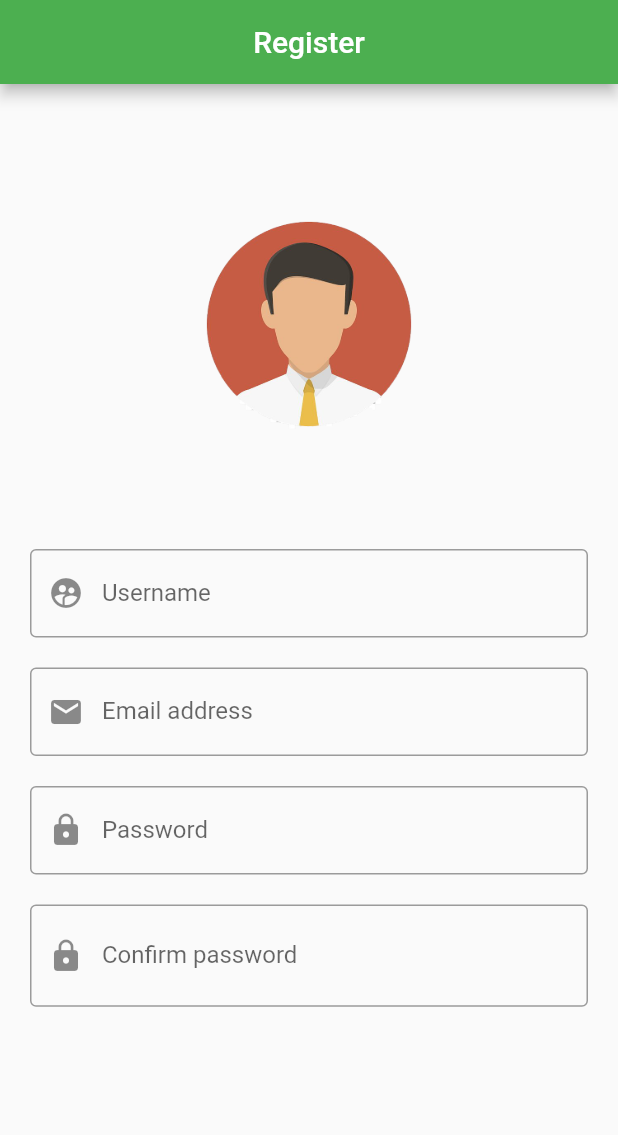
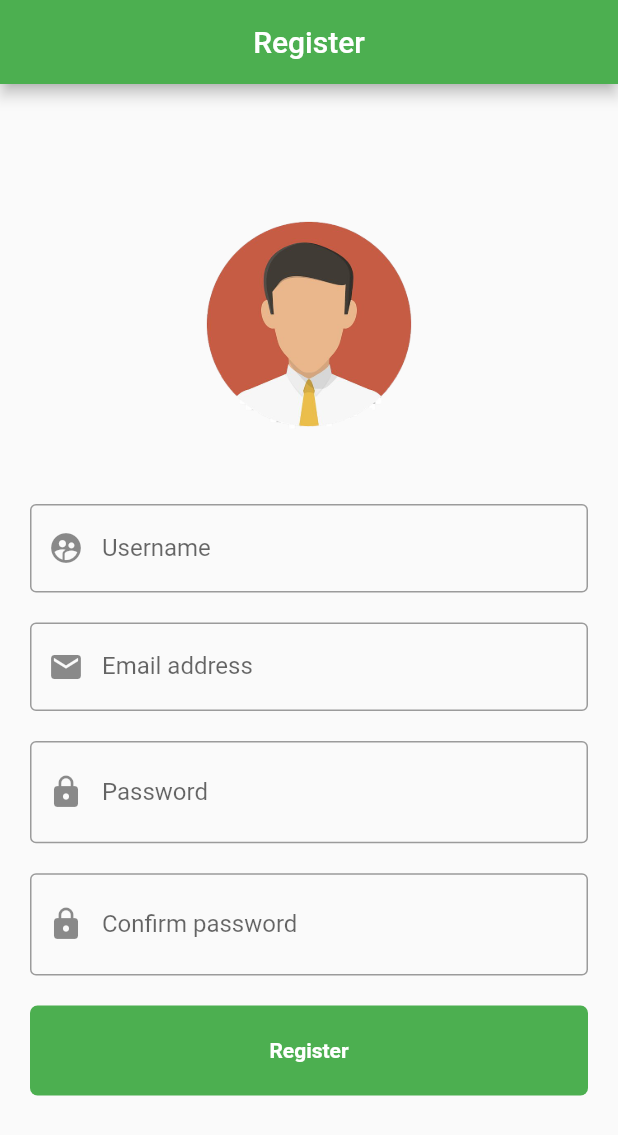
Before and after one commit to Manenomyk/E-Save-app-, a Flutter app: the screen it shows after launch, on a phone screen of 412 x 824 dp. Shown: the top 1135 px of the screen. Run offline on Flutter 3.47's test engine with Material 2 defaults, Android fonts, the phone set to English and light mode, and no system bars; our stand-ins replace animated_splash_screen, lottie.

Commit message:
Register button

```diff
--- a/lib/pages/register.dart
+++ b/lib/pages/register.dart
@@ -37,7 +37,7 @@ class _RegisterState extends State<Register> {
                   width: 200,
                 ),
                 SizedBox(
-                  height: 50,
+                  height: 20,
                 ),
                 TextFormField(
                   keyboardType: TextInputType.name,
@@ -76,7 +76,18 @@ class _RegisterState extends State<Register> {
                       prefixIcon: Icon(
                         Icons.lock,
                       ),
-                  ),
+                      suffix: InkWell(
+                        onTap: () {
+                          setState(
+                            () {
+                              passtoggle = !passtoggle;
+                            },
+                          );
+                        },
+                        child: Icon(passtoggle
+                            ? Icons.visibility
+                            : Icons.visibility_off),
+                      )),
                 ),
                 SizedBox(
                   height: 20,
@@ -92,13 +103,39 @@ class _RegisterState extends State<Register> {
                       ),
                       suffix: InkWell(
                         onTap: () {
-                          setState(() {
+                          setState(
+                            () {
                               passtoggle = !passtoggle;
-                          },);
                             },
-                        child: Icon(passtoggle ? Icons.visibility : Icons.visibility_off),
+                          );
+                        },
+                        child: Icon(passtoggle
+                            ? Icons.visibility
+                            : Icons.visibility_off),
                       )),
                 ),
+                SizedBox(
+                  height: 20,
+                ),
+                InkWell(
+                  onTap: () {},
+                  child: Container(
+                    height: 60,
+                    decoration: BoxDecoration(
+                      color: Colors.green,
+                      borderRadius: BorderRadius.circular(5),
+                    ),
+                    child: Center(
+                      child: Text(
+                        'Register',
+                        style: TextStyle(
+                          color: Colors.white,
+                          fontWeight: FontWeight.bold,
+                        ),
+                      ),
+                    ),
+                  ),
+                )
               ],
             ),
           ),
```
Lines whose indentation alone changed are shown as unchanged.
